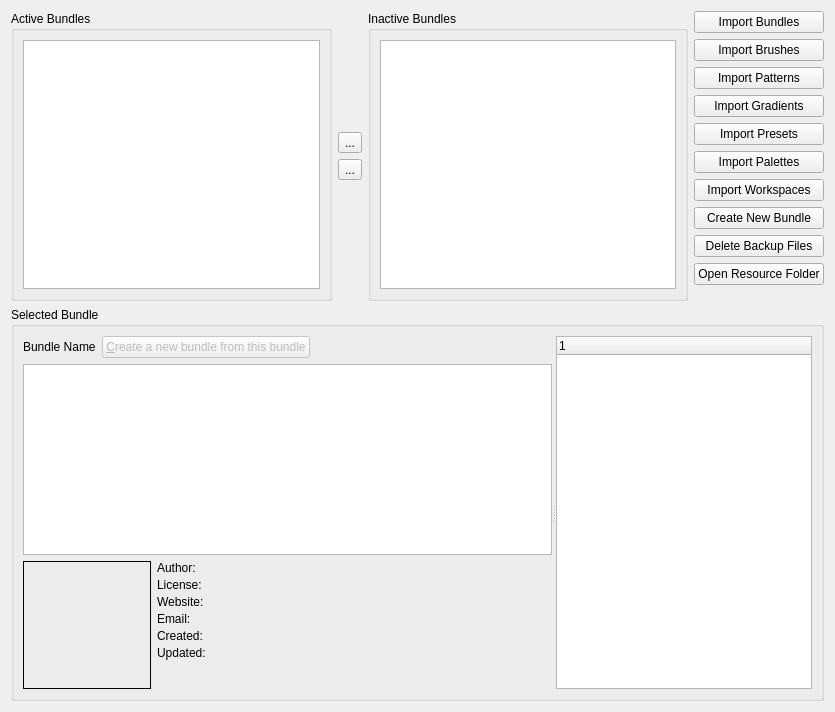
Old version of the form plugins/extensions/resourcemanager/wdgdlgbundlemanager.ui in the repository KDE/krita.
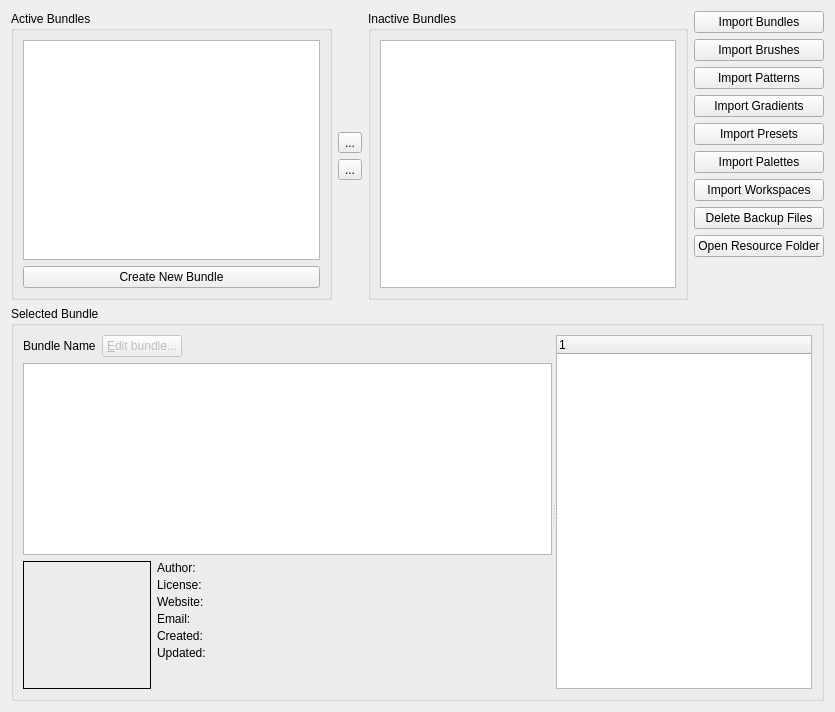
New version of the form.

Commit message:
BUG:352151 Fix a number of bugs when creating and editing bundles
Editing bundles now seems to work; it will overwrite an existing
bundle, though, not save a new one. Creating new bundles now
also adds the bundle to the resource manager.

```diff
--- a/plugins/extensions/resourcemanager/wdgdlgbundlemanager.ui
+++ b/plugins/extensions/resourcemanager/wdgdlgbundlemanager.ui
@@ -44,6 +44,19 @@
           </property>
          </widget>
         </item>
+        <item>
+         <widget class="QPushButton" name="createBundleButton">
+          <property name="sizePolicy">
+           <sizepolicy hsizetype="Minimum" vsizetype="Fixed">
+            <horstretch>0</horstretch>
+            <verstretch>0</verstretch>
+           </sizepolicy>
+          </property>
+          <property name="text">
+           <string>Create New Bundle</string>
+          </property>
+         </widget>
+        </item>
        </layout>
       </widget>
      </item>
@@ -185,19 +198,6 @@
        </property>
       </widget>
      </item>
-     <item>
-      <widget class="QPushButton" name="createBundleButton">
-       <property name="sizePolicy">
-        <sizepolicy hsizetype="Minimum" vsizetype="Fixed">
-         <horstretch>0</horstretch>
-         <verstretch>0</verstretch>
-        </sizepolicy>
-       </property>
-       <property name="text">
-        <string>Create New Bundle</string>
-       </property>
-      </widget>
-     </item>
      <item>
       <widget class="QPushButton" name="deleteBackupFilesButton">
        <property name="sizePolicy">
@@ -297,7 +297,7 @@
                <bool>false</bool>
               </property>
               <property name="text">
-               <string>&amp;Create a new bundle from this bundle</string>
+               <string>&amp;Edit bundle...</string>
               </property>
              </widget>
             </item>
```
Left out of the diff: 3 changed lines with no effect on the pictures. The commit also changes 8 other files.
